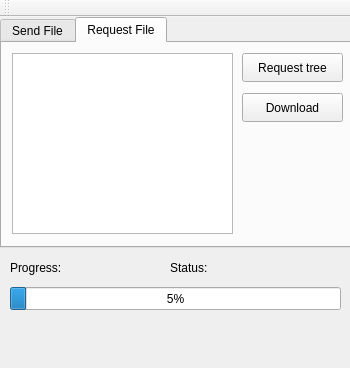
The window that dtmfmagix.ui (Projektgruppe3-RobTek/DTMFMagix) describes before a commit, drawn with Qt 5.
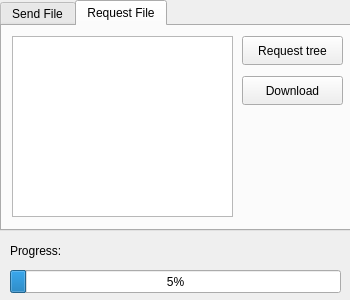
The same window after the commit.

Patch:
```diff
--- a/dtmfmagix.ui
+++ b/dtmfmagix.ui
@@ -7,19 +7,19 @@
     <x>0</x>
     <y>0</y>
     <width>350</width>
-    <height>368</height>
+    <height>300</height>
    </rect>
   </property>
   <property name="minimumSize">
    <size>
     <width>350</width>
-    <height>368</height>
+    <height>300</height>
    </size>
   </property>
   <property name="maximumSize">
    <size>
     <width>350</width>
-    <height>368</height>
+    <height>300</height>
    </size>
   </property>
   <property name="windowTitle">
@@ -183,42 +183,6 @@
      <string>Progress:</string>
     </property>
    </widget>
-   <widget class="QLabel" name="statusLabel">
-    <property name="geometry">
-     <rect>
-      <x>170</x>
-      <y>240</y>
-      <width>51</width>
-      <height>21</height>
-     </rect>
-    </property>
-    <property name="text">
-     <string>Status:</string>
-    </property>
-   </widget>
-  </widget>
-  <widget class="QMenuBar" name="menuBar">
-   <property name="geometry">
-    <rect>
-     <x>0</x>
-     <y>0</y>
-     <width>350</width>
-     <height>29</height>
-    </rect>
-   </property>
-  </widget>
-  <widget class="QToolBar" name="mainToolBar">
-   <attribute name="toolBarArea">
-    <enum>TopToolBarArea</enum>
-   </attribute>
-   <attribute name="toolBarBreak">
-    <bool>false</bool>
-   </attribute>
-  </widget>
-  <widget class="QStatusBar" name="statusBar">
-   <property name="sizeGripEnabled">
-    <bool>false</bool>
-   </property>
   </widget>
  </widget>
  <layoutdefault spacing="6" margin="11"/>
```
